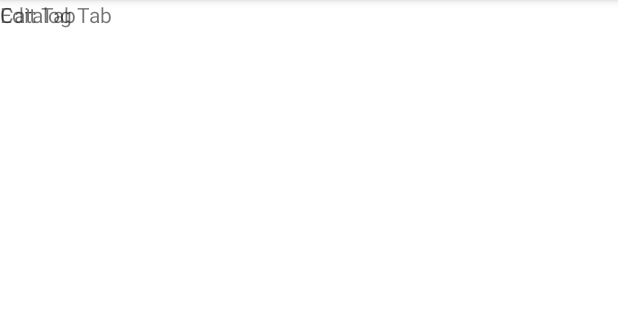
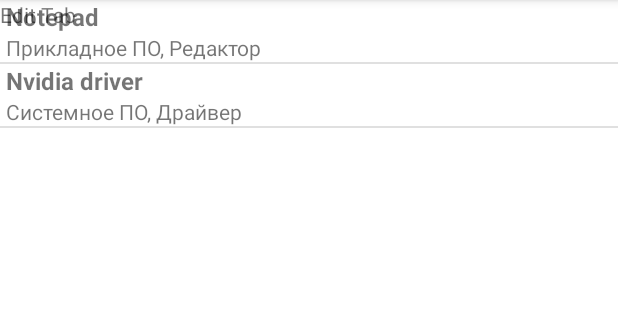
Before and after one commit to riikiti/lab9_Android, an Android app: the screen it shows after launch (MainActivity), on a phone screen of 412 x 824 dp, the part 84-404 px from its top. Run offline under Robolectric (Android 15) with nearby library versions, the phone set to English and light mode, and no system bars.

Commit message:
Catalog tab with all items & information about the current object

```diff
--- /dev/null
+++ b/app/src/main/java/com/example/lab9/DatabaseHelper.java
@@ -0,0 +1,98 @@
+package com.example.lab9;
+
+import android.content.Context;
+import android.database.Cursor;
+import android.database.sqlite.SQLiteDatabase;
+import android.database.sqlite.SQLiteOpenHelper;
+
+import java.text.Format;
+import java.util.ArrayList;
+import java.util.List;
+
+public class DatabaseHelper extends SQLiteOpenHelper {
+    private static final String DATABASE_NAME = "Softwares.db";
+    private static final int SCHEMA = 1; // DB Version
+    static final String TABLE = "Software"; //
+
+    public static final String COLUMN_ID = "_id";
+    public static final String COLUMN_NAME = "name";
+    public static final String COLUMN_DESCRIPTION = "description";
+    public static final String COLUMN_COST = "cost";
+    public static final String COLUMN_VERSION = "version";
+    public static final String COLUMN_DEVELOPMENT_DATE = "developmentDate";
+    public static final String COLUMN_SUBCATEGORY_ID = "subcategoryID";
+
+    public DatabaseHelper(Context context) {
+        super(context, DATABASE_NAME, null, SCHEMA);
+    }
+
+    @Override
+    public void onCreate(SQLiteDatabase db) {
+
+        // Category table
+        db.execSQL("CREATE TABLE IF NOT EXISTS Category ("
+                + "_id INTEGER PRIMARY KEY AUTOINCREMENT,"
+                + "name TEXT NOT NULL UNIQUE);");
+
+        db.execSQL("INSERT INTO Category (_id, name) VALUES (1, 'Прикладное ПО'), (2, 'Системное ПО');");
+
+        // Subcategory table
+        db.execSQL("CREATE TABLE IF NOT EXISTS Subcategory ("
+                + "_id INTEGER PRIMARY KEY AUTOINCREMENT,"
+                + "name TEXT NOT NULL UNIQUE,"
+                + "categoryID INTEGER NOT NULL,"
+                + "FOREIGN KEY(categoryID)"
+                + "REFERENCES Category (_id)"
+                + "ON UPDATE CASCADE "
+                + "ON DELETE CASCADE);");
+
+        db.execSQL("INSERT INTO Subcategory (name, categoryID) VALUES ('Редактор', 1), ('Браузер', 1), ('Архиватор', 1), ('Драйвер', 2), ('ОС', 2), ('Антивирус', 2);");
+
+        // Software table
+        db.execSQL("CREATE TABLE IF NOT EXISTS Software ("
+                + COLUMN_ID + " INTEGER PRIMARY KEY AUTOINCREMENT,"
+                + COLUMN_NAME + " TEXT NOT NULL,"
+                + COLUMN_DESCRIPTION + " TEXT,"
+                + COLUMN_COST + " INTEGER,"
+                + COLUMN_VERSION + " INTEGER,"
+                + COLUMN_DEVELOPMENT_DATE + " TEXT,"
+                + COLUMN_SUBCATEGORY_ID + " INTEGER NOT NULL, "
+                + "FOREIGN KEY (" + COLUMN_SUBCATEGORY_ID + ")"
+                + "REFERENCES Subcategory(_id)"
+                + "ON UPDATE CASCADE "
+                + "ON DELETE CASCADE);");
+
+        db.execSQL("INSERT INTO " + TABLE + " (" + COLUMN_NAME + ", " + COLUMN_DESCRIPTION + ", " + COLUMN_COST + ", " + COLUMN_VERSION + ", " + COLUMN_DEVELOPMENT_DATE + ", " + COLUMN_SUBCATEGORY_ID
+                + ") VALUES ('Notepad', 'Блокнот', 100, 1, '01-01-2001', 1), ('Nvidia driver', 'Драйвер для видеокарты Nvidia', 200, 2, '01-01-2002', 4);"
+        );
+    }
+
+    @Override
+    public void onUpgrade(SQLiteDatabase db, int oldVersion, int newVersion) {
+        db.execSQL("DROP TABLE IF EXISTS " + TABLE);
+        onCreate(db);
+    }
+
+    public List<Software> getSoftwareList() {
+        SQLiteDatabase db = this.getReadableDatabase();
+        String queryString = "SELECT Software._id, Software.name, Software.description, Software.cost, Software.version, Software.developmentDate, Category.name, Subcategory.name FROM Software, Category, Subcategory WHERE Software.subcategoryID = Subcategory._id AND Subcategory.categoryID = Category._id;";
+        Cursor cursor = db.rawQuery(queryString, null);
+        List<Software> softwareList = new ArrayList<>();
+
+        if (cursor.moveToFirst()) {
+            do {
+                softwareList.add(new Software(cursor.getInt(0),
+                        cursor.getString(1),
+                        cursor.getString(2),
+                        cursor.getInt(3),
+                        cursor.getInt(4),
+                        cursor.getString(5),
+                        cursor.getString(6),
+                        cursor.getString(7)));
+            } while (cursor.moveToNext());
+        }
+
+        cursor.close();
+        return softwareList;
+    }
+}
--- a/app/src/main/java/com/example/lab9/MainActivity.java
+++ b/app/src/main/java/com/example/lab9/MainActivity.java
@@ -2,11 +2,26 @@ package com.example.lab9;
 
 import androidx.appcompat.app.AppCompatActivity;
 
+import android.database.Cursor;
+import android.database.sqlite.SQLiteDatabase;
 import android.os.Bundle;
+import android.view.View;
+import android.widget.AdapterView;
+import android.widget.ListView;
 import android.widget.TabHost;
+import android.widget.TextView;
 import android.widget.Toast;
 
+import java.util.List;
+
 public class MainActivity extends AppCompatActivity {
+
+    DatabaseHelper databaseHelper;
+    SQLiteDatabase db;
+    Cursor softwareCursor;
+    ListView softwareListView;
+    SoftwareAdapter softwareAdapter;
+    int currentItemId = -1;
 
     @Override
     protected void onCreate(Bundle savedInstanceState) {
@@ -14,6 +29,49 @@ public class MainActivity extends AppCompatActivity {
         setContentView(R.layout.activity_main);
 
         initTabs();
+        softwareListView = findViewById(R.id.softwareList);
+        databaseHelper = new DatabaseHelper(getApplicationContext());
+    }
+
+    @Override
+    public void onResume() {
+        super.onResume();
+        boolean mydb = getBaseContext().deleteDatabase("Softwares.db");
+        db = databaseHelper.getReadableDatabase();
+
+        softwareCursor =  db.rawQuery("select * from "+ DatabaseHelper.TABLE, null);
+        List<Software> softwareList = databaseHelper.getSoftwareList();
+        softwareAdapter = new SoftwareAdapter(this, R.layout.list_software_item, softwareList);
+        softwareListView.setAdapter(softwareAdapter);
+        softwareListView.setOnItemClickListener(new AdapterView.OnItemClickListener() {
+            @Override
+            public void onItemClick(AdapterView<?> parent, View view, int position, long id) {
+                Software selected = (Software) parent.getItemAtPosition(position);
+                TextView currentItem = findViewById(R.id.currentItem);
+                if (currentItemId == selected.getId() && currentItem.getVisibility() == View.VISIBLE) {
+                    currentItem.setVisibility(View.GONE);
+                }
+                else {
+                    if (currentItem.getVisibility() == View.GONE) currentItem.setVisibility(View.VISIBLE);
+                    String str = "Выбранный объект:\nНазвание: " + selected.getName()
+                            + "\nОписание: " + selected.getDescription()
+                            + "\nСтоимость: " + selected.getCost()
+                            + "\nВерсия: " + selected.getVersion()
+                            + "\nДата разработки: " + selected.getDevelopmentDate()
+                            + "\nКатегория: " + selected.getCategory()
+                            + "\nПодкатегория: " + selected.getSubcategory();
+                    currentItem.setText(str);
+                    currentItemId = selected.getId();
+                }
+            }
+        });
+    }
+
+    @Override
+    public void onDestroy(){
+        super.onDestroy();
+        db.close();
+        softwareCursor.close();
     }
 
     private void initTabs() {
--- a/app/src/main/java/com/example/lab9/Software.java
+++ b/app/src/main/java/com/example/lab9/Software.java
@@ -1,21 +1,33 @@
 package com.example.lab9;
-
-import java.util.Date;
 
 // Class for Software Object
 public class Software {
+    private int id;
     private String name;
     private String description;
     private int cost;
     private int version;
-    private Date developmentDate;
+    private String developmentDate;
+    private String category = "";
+    private String subcategory = "";
 
-    public Software(String name, String description, int cost, int version, Date developmentDate) {
+    public Software(int id, String name, String description, int cost, int version, String developmentDate, String category, String subcategory) {
+        this.id = id;
         this.name = name;
         this.description = description;
         this.cost = cost;
         this.version = version;
         this.developmentDate = developmentDate;
+        this.category = category;
+        this.subcategory = subcategory;
+    }
+
+    public int getId() {
+        return id;
+    }
+
+    public void setId(int id) {
+        this.id = id;
     }
 
     public String getName() {
@@ -50,11 +62,27 @@ public class Software {
         this.version = version;
     }
 
-    public Date getDevelopmentDate() {
+    public String getDevelopmentDate() {
         return developmentDate;
     }
 
-    public void setDevelopmentDate(Date developmentDate) {
+    public void setDevelopmentDate(String developmentDate) {
         this.developmentDate = developmentDate;
     }
+
+    public String getCategory() {
+        return category;
+    }
+
+    public void setCategory(String category) {
+        this.category = category;
+    }
+
+    public String getSubcategory() {
+        return subcategory;
+    }
+
+    public void setSubcategory(String subcategory) {
+        this.subcategory = subcategory;
+    }
 }
--- a/app/src/main/java/com/example/lab9/SoftwareAdapter.java
+++ b/app/src/main/java/com/example/lab9/SoftwareAdapter.java
@@ -5,17 +5,18 @@ import android.view.LayoutInflater;
 import android.view.View;
 import android.view.ViewGroup;
 import android.widget.ArrayAdapter;
+import android.widget.TextView;
 
 import java.util.List;
 
 public class SoftwareAdapter extends ArrayAdapter<Software> {
     private LayoutInflater inflater;
     private int layout;
-    private List<Software> softwares;
+    private List<Software> softwareList;
 
-    public SoftwareAdapter(Context context, int resource, List<Software> softwares) {
-        super(context, resource, softwares);
-        this.softwares = softwares;
+    public SoftwareAdapter(Context context, int resource, List<Software> softwareList) {
+        super(context, resource, softwareList);
+        this.softwareList = softwareList;
         this.layout = resource;
         this.inflater = LayoutInflater.from(context);
     }
@@ -23,11 +24,13 @@ public class SoftwareAdapter extends ArrayAdapter<Software> {
     public View getView(int position, View convertView, ViewGroup parent) {
         View view = inflater.inflate(this.layout, parent, false);
 
-        //
+        TextView nameView = view.findViewById(R.id.itemName);
+        TextView descriptionView = view.findViewById(R.id.itemDescription);
 
-        Software software = softwares.get(position);
+        Software software = softwareList.get(position);
 
-        //
+        nameView.setText(software.getName());
+        descriptionView.setText(software.getCategory() + ", " + software.getSubcategory());
 
         return view;
     }
--- a/app/src/main/res/layout/activity_main.xml
+++ b/app/src/main/res/layout/activity_main.xml
@@ -32,10 +32,19 @@
                     android:layout_width="match_parent"
                     android:layout_height="match_parent"
                     android:orientation="vertical">
+
                     <TextView
+                        android:id="@+id/currentItem"
+                        android:layout_width="wrap_content"
+                        android:layout_height="wrap_content"
+                        android:textSize="16dp"
+                        android:layout_marginBottom="10dp"
+                        android:visibility="gone"/>
+
+                    <ListView
+                        android:id="@+id/softwareList"
                         android:layout_width="match_parent"
-                        android:layout_height="match_parent"
-                        android:text="Catalog Tab"/>
+                        android:layout_height="match_parent" />
 
                 </LinearLayout>
 
@@ -44,10 +53,11 @@
                     android:layout_width="match_parent"
                     android:layout_height="match_parent"
                     android:orientation="vertical">
+
                     <TextView
                         android:layout_width="match_parent"
                         android:layout_height="match_parent"
-                        android:text="Edit Tab"/>
+                        android:text="Edit Tab" />
 
                 </LinearLayout>
             </FrameLayout>
--- /dev/null
+++ b/app/src/main/res/layout/list_software_item.xml
@@ -0,0 +1,29 @@
+<?xml version="1.0" encoding="utf-8"?>
+<androidx.constraintlayout.widget.ConstraintLayout xmlns:android="http://schemas.android.com/apk/res/android"
+    xmlns:app="http://schemas.android.com/apk/res-auto"
+    android:layout_width="match_parent"
+    android:layout_height="wrap_content">
+
+    <TextView
+        android:id="@+id/itemName"
+        android:layout_width="0dp"
+        android:layout_height="wrap_content"
+        android:layout_marginStart="4dp"
+        android:text="Название"
+        android:textSize="16dp"
+        android:textStyle="bold"
+        app:layout_constraintLeft_toLeftOf="parent"
+        app:layout_constraintTop_toTopOf="parent"
+        app:layout_constraintBottom_toTopOf="@id/itemDescription"/>
+
+    <TextView
+        android:id="@+id/itemDescription"
+        android:layout_width="0dp"
+        android:layout_height="wrap_content"
+        android:layout_marginStart="4dp"
+        android:text="Описание"
+        android:textSize="14dp"
+        app:layout_constraintLeft_toLeftOf="parent"
+        app:layout_constraintTop_toBottomOf="@+id/itemName"
+        app:layout_constraintBottom_toBottomOf="parent" />
+</androidx.constraintlayout.widget.ConstraintLayout>
```
